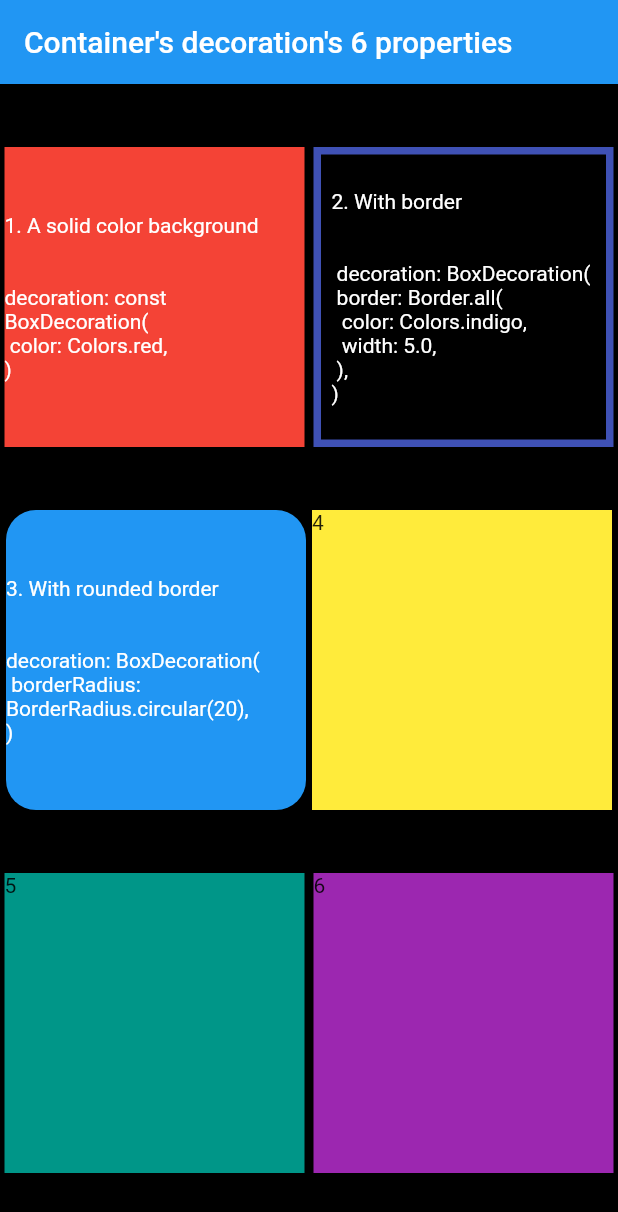
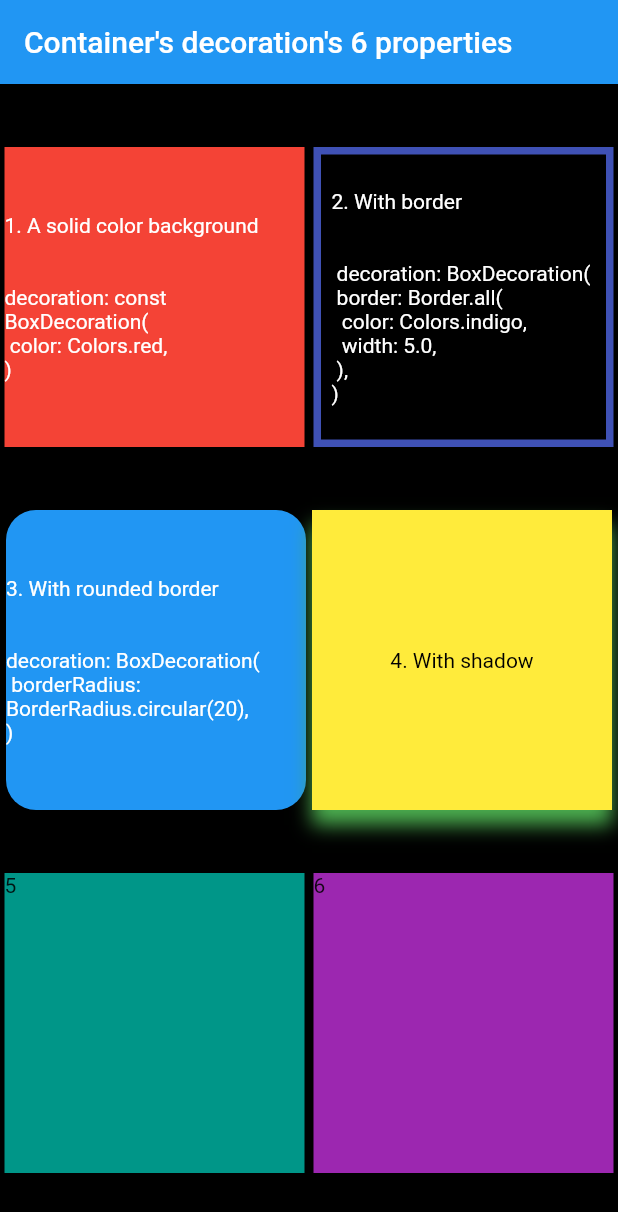
Before and after one commit to Rahullkumr/Flutter-Prac, a Flutter app: the screen it shows after launch, on a phone screen of 412 x 824 dp. Shown: the top 1212 px of the screen. Run offline on Flutter 3.47's test engine with Material 2 defaults, Android fonts, the phone set to English and light mode, and no system bars.

Commit message:
container with shadow

```diff
--- a/lib/main.dart
+++ b/lib/main.dart
@@ -76,8 +76,22 @@ class MyApp extends StatelessWidget {
                   Container(
                     width: 200,
                     height: 200,
-                    color: Colors.yellow,
-                    child: const Text('4'),
+                    decoration: const BoxDecoration(
+                      color: Colors.yellow,
+                      boxShadow: [
+                        BoxShadow(
+                          color: Colors.green,
+                          offset: Offset(0, 10),
+                          blurRadius: 10,
+                        ),
+                      ],
+                    ),
+                    child: const Center(
+                      child: Text(
+                        '4. With shadow',
+                        style: TextStyle(color: Colors.black),
+                      ),
+                    ),
                   ),
                 ],
               ),
```
